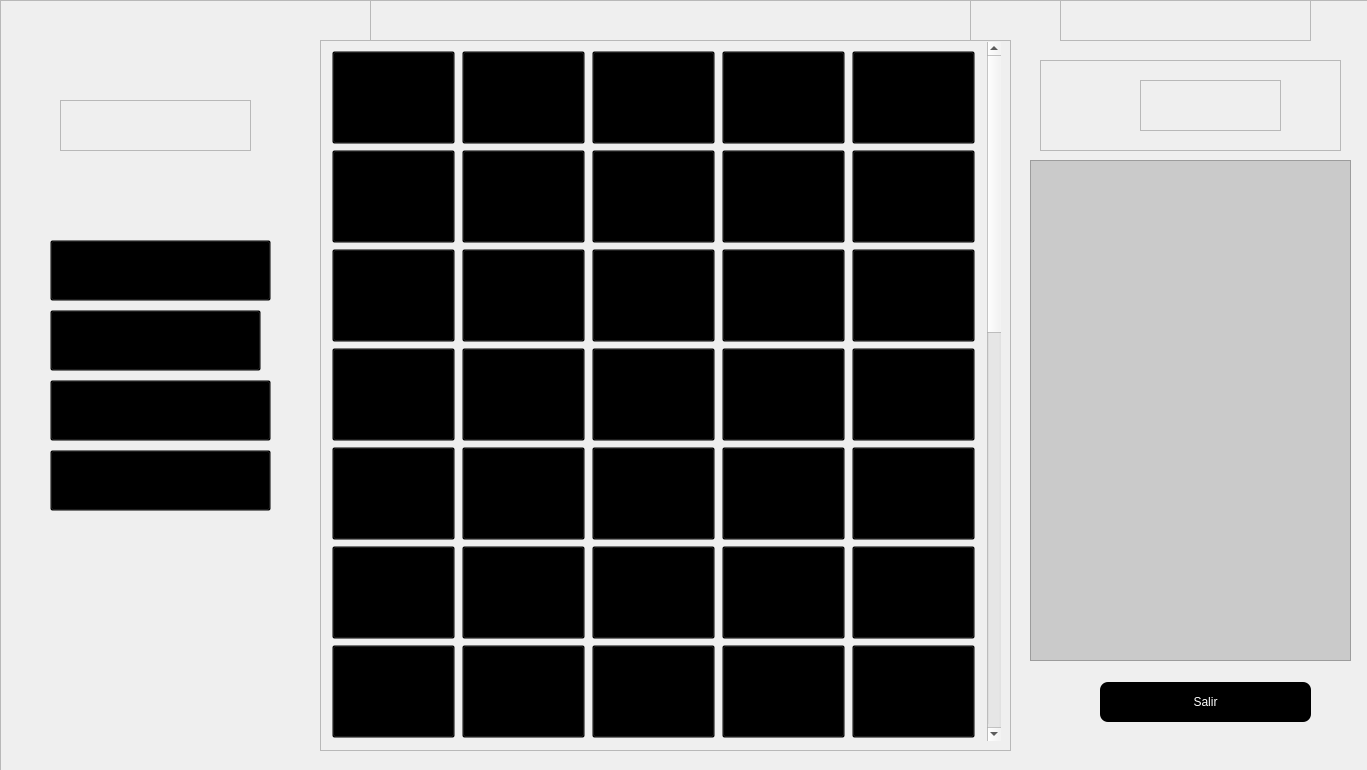
Qt form interfaz/ventana_habitaciones.ui (Supranet-ar/tvip) before a commit.
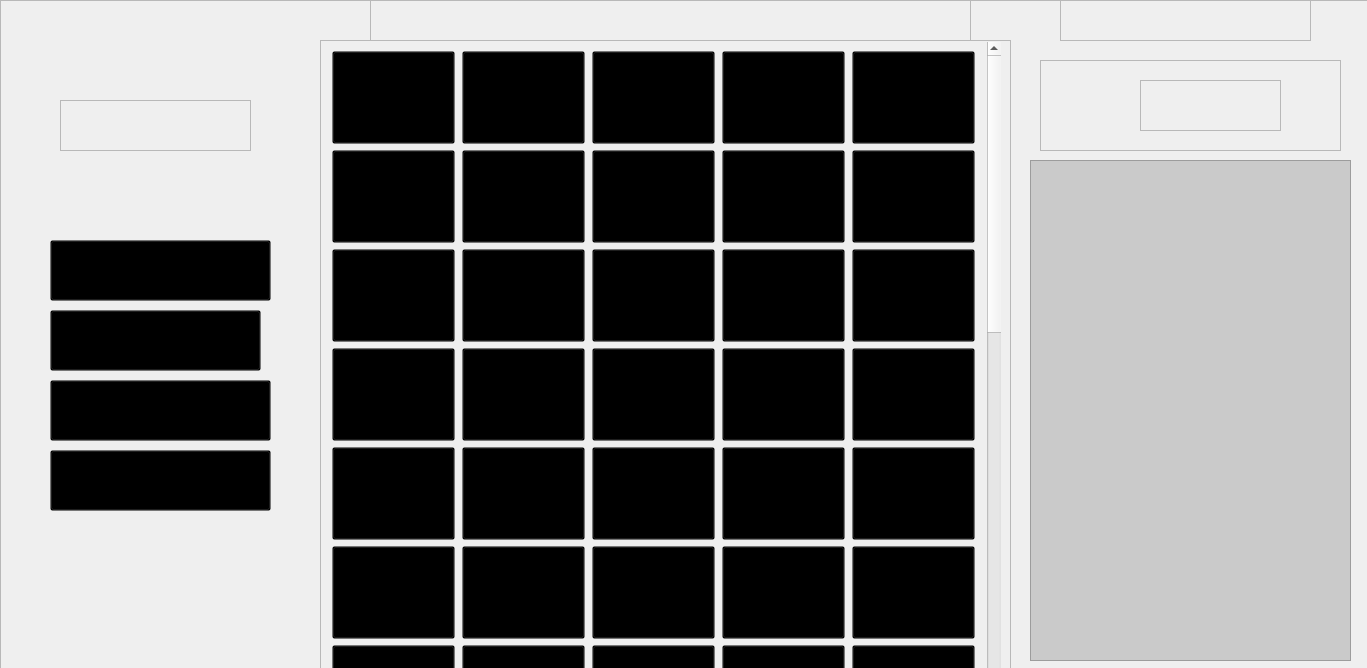
The same form after that commit. Icons and pictures are not drawn.

The edit to the form file:
```diff
--- a/interfaz/ventana_habitaciones.ui
+++ b/interfaz/ventana_habitaciones.ui
@@ -7,7 +7,7 @@
     <x>0</x>
     <y>0</y>
     <width>1367</width>
-    <height>770</height>
+    <height>668</height>
    </rect>
   </property>
   <property name="windowTitle">
```
